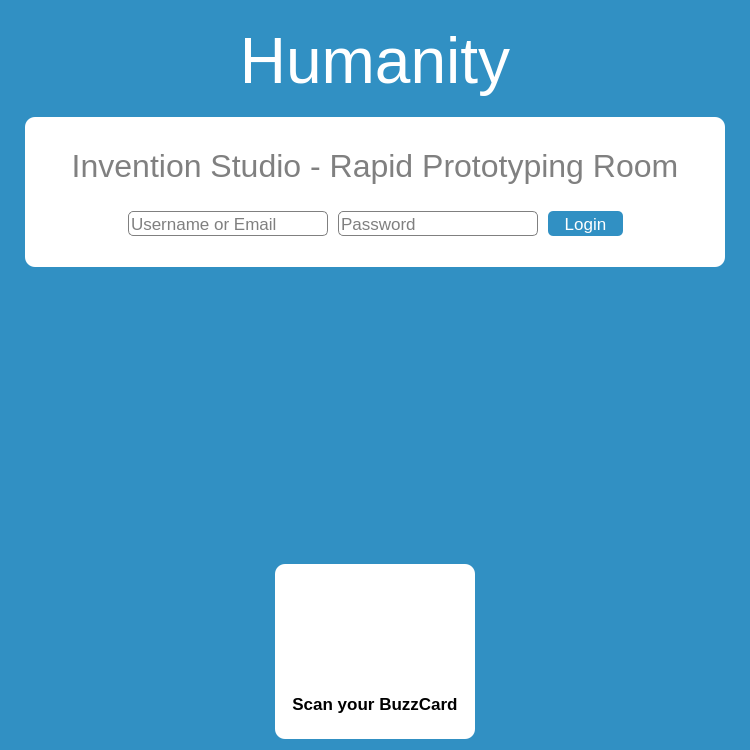
First picture: the form in src/mainwindow.ui, repository Invention-Studio/Time-Clock-Card-Reader, before the edit.
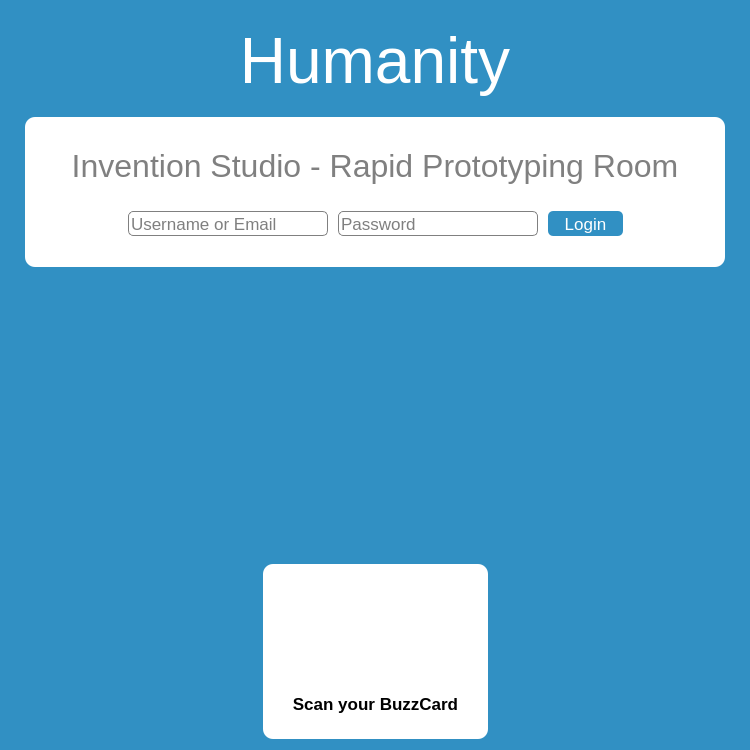
Second picture: the form after the edit. Icons and pictures are not drawn.

The edit to the form file:
```diff
--- a/src/mainwindow.ui
+++ b/src/mainwindow.ui
@@ -329,13 +329,13 @@
        <widget class="QWidget" name="widget" native="true">
         <property name="minimumSize">
          <size>
-          <width>200</width>
+          <width>225</width>
           <height>175</height>
          </size>
         </property>
         <property name="maximumSize">
          <size>
-          <width>200</width>
+          <width>225</width>
           <height>175</height>
          </size>
         </property>
```
